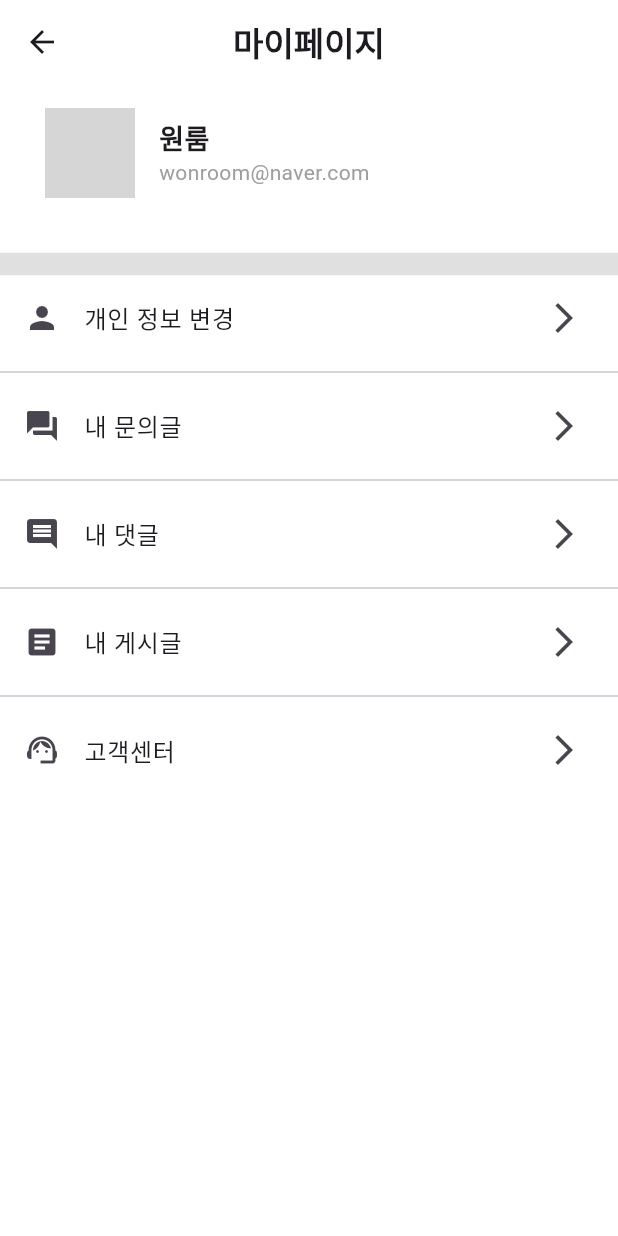
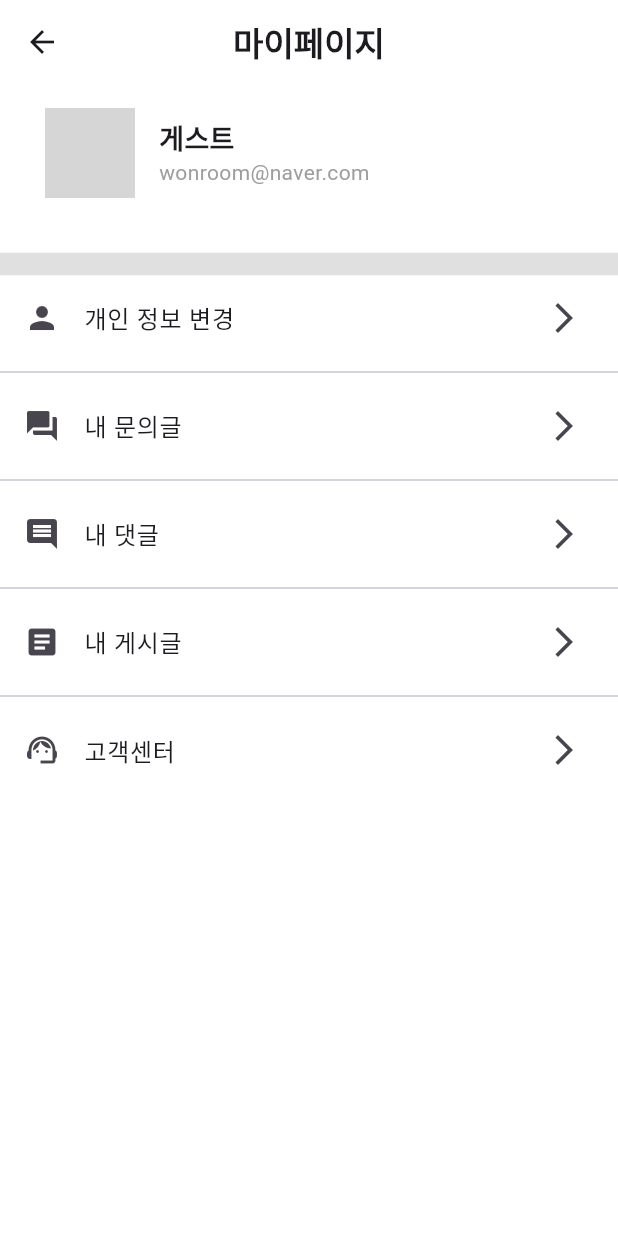
Before and after one commit to kimjaehui02/WonRoom, a Flutter app: the MyPage screen opened directly, on a phone screen of 412 x 824 dp. Run offline on Flutter 3.47's test engine with Material 3 defaults, Android fonts, the phone set to English and light mode, and no system bars; our stand-ins replace dio, flutter_secure_storage, image_picker, smooth_page_indicator; accounts and stored records are empty; network calls fail; Roboto replaces fonts that are missing (Pretendard); project files that could hold a hidden picture were left out; grey boxes are pictures that could not be loaded.

Commit message:
재병합

```diff
--- a/wonroom/lib/Join/validators.dart
+++ b/wonroom/lib/Join/validators.dart
@@ -3,6 +3,7 @@ import 'package:wonroom/DB/users/common_validators.dart';
 import 'package:wonroom/DB/users/user_service.dart';
 import 'package:wonroom/Join/controllers.dart';
 import 'package:wonroom/index.dart';
+import 'package:wonroom/intro.dart';
 
 // 회원가입과 관련된 유효성 검사를 수행하는 클래스
 class Validators {
@@ -110,7 +111,7 @@ class Validators {
                       );
                       Navigator.pushReplacement(
                         context,
-                        MaterialPageRoute(builder: (context) => Index()),
+                        MaterialPageRoute(builder: (context) => Intro()),
                       );
                     },
                     style: ElevatedButton.styleFrom(
--- a/wonroom/lib/myPage.dart
+++ b/wonroom/lib/myPage.dart
@@ -1,6 +1,16 @@
 import 'package:flutter/material.dart';
 
-class MyPage extends StatelessWidget {
+class MyPage extends StatefulWidget {
+  @override
+  State<MyPage> createState() => _MyPageState();
+}
+
+class _MyPageState extends State<MyPage> {
+  // 변수 선언
+  String userName = '게스트';
+  String userEmail = 'wonroom@naver.com';
+
+
   @override
   Widget build(BuildContext context) {
     return Scaffold(
@@ -31,14 +41,14 @@ class MyPage extends StatelessWidget {
                   crossAxisAlignment: CrossAxisAlignment.start,
                   children: [
                     Text(
-                      '원룸',
+                      userName,
                       style: TextStyle(
                         fontSize: 18,
                         fontWeight: FontWeight.bold,
                       ),
                     ),
                     Text(
-                      'wonroom@naver.com',
+                      userEmail,
                       style: TextStyle(
                         color: Colors.grey,
                       ),
```
Also changed, not shown: wonroom/lib/Mypage/myPage_functions.dart (+39 -0 lines).
